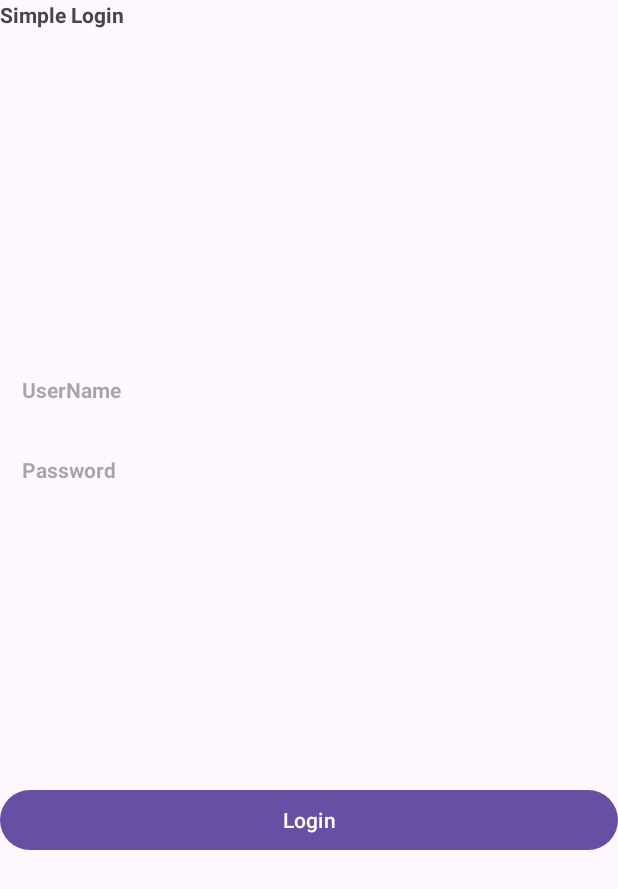
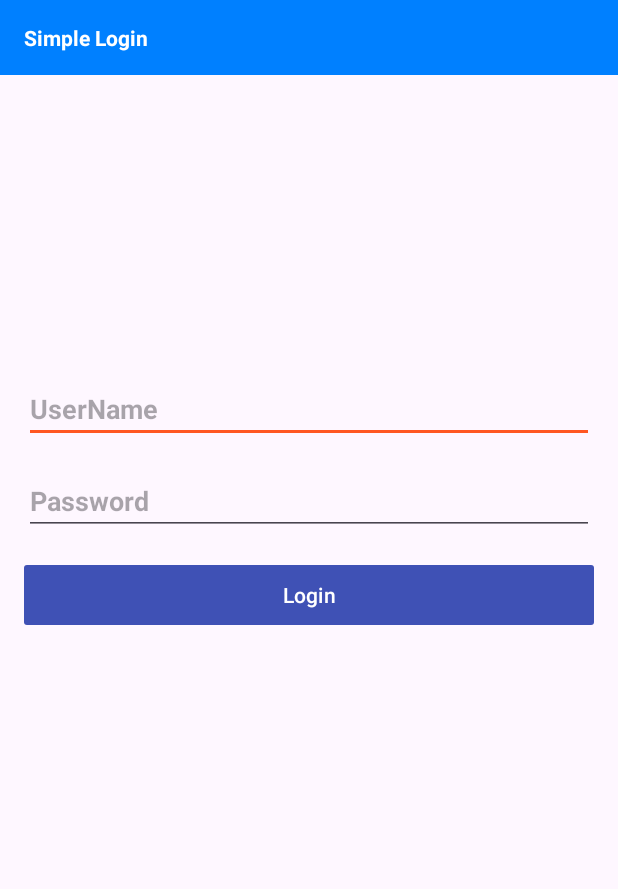
Before and after one commit to asiteymurlu/learn_android, an Android app: the screen it shows after launch (MainActivity), on a phone screen of 412 x 824 dp. Shown: the top 889 px of the screen. Run offline under Robolectric (Android 15) with nearby library versions, the phone set to English and light mode, and no system bars.

Commit message:
Android.learning

```diff
--- a/app/src/main/AndroidManifest.xml
+++ b/app/src/main/AndroidManifest.xml
@@ -24,6 +24,10 @@
             </intent-filter>
         </activity>
 
+        <activity android:name=".HomeActivity">
+
+        </activity>
+
 
     </application>
 
--- a/app/src/main/java/com/example/firstapp/MainActivity.kt
+++ b/app/src/main/java/com/example/firstapp/MainActivity.kt
@@ -1,20 +1,26 @@
 package com.example.firstapp
 
 import android.annotation.SuppressLint
+import android.content.Intent
 import android.os.Bundle
 import android.widget.Button
+import android.widget.EditText
 import android.widget.TextView
+import android.widget.Toast
 import androidx.activity.enableEdgeToEdge
 import androidx.appcompat.app.AppCompatActivity
 import androidx.core.view.ViewCompat
 import androidx.core.view.WindowInsetsCompat
+import com.google.android.material.button.MaterialButton
 
 class MainActivity : AppCompatActivity() {
 
     var simpleLogin: TextView? = null
-    var password : TextView? = null
-    var username: TextView? = null
-    var login: Button? = null
+    var etPassword : EditText? = null
+    var etUsername: EditText? = null
+    var login: MaterialButton? = null
+
+
     @SuppressLint("MissingInflatedId")
     override fun onCreate(savedInstanceState: Bundle?) {
         super.onCreate(savedInstanceState)
@@ -27,16 +33,33 @@ class MainActivity : AppCompatActivity() {
         setContentView(R.layout.simple_login)
 
         //initiALIZE
-        password = findViewById(R.id.password)
-        username= findViewById(R.id.username)
-        username= findViewById(R.id.login)
+        etPassword = findViewById(R.id.password)
+        etUsername= findViewById(R.id.username)
+        login = findViewById(R.id.login)
         simpleLogin = findViewById(R.id.simple_login)
 
 
+        login?.setOnClickListener {
+            login()
+        }
+
+    }
 
 
+    fun login (){
 
+        val username = etUsername!!.text.toString()
+        val password = etPassword!!.text.toString()
 
+        if (username.isEmpty() || password.isEmpty()) {
+            Toast.makeText(this, "Istifadeci adi ve ya sifre daxil edilmeyib", Toast.LENGTH_SHORT).show()
+        } else if (username == "asiman" && password == "123") {
+
+            val intent = Intent(this, HomeActivity::class.java)
+            intent.putExtra("name", username)
+            startActivity(intent)
+        }
 
     }
+
 }
--- a/app/src/main/res/layout/simple_login.xml
+++ b/app/src/main/res/layout/simple_login.xml
@@ -7,42 +7,51 @@
     android:layout_height="match_parent"
     android:orientation="vertical"
     tools:context=".MainActivity">
+
     <TextView
         android:id="@+id/simple_login"
         android:layout_width="match_parent"
         android:layout_height="50dp"
-        android:layout_gravity="center"
-        android:layout_marginTop="0dp"
+        android:gravity="center|start"
+        android:paddingLeft="16dp"
         android:text="@string/simple_login"
-        android:textStyle="bold" />
+        android:textStyle="bold"
+        android:textColor="@color/white"
+        android:background="@color/blue"/>
 
-    <TextView
+    <EditText
         android:id="@+id/username"
         android:layout_width="match_parent"
         android:layout_height="wrap_content"
         android:layout_gravity="center"
         android:layout_marginTop="200dp"
-        android:layout_marginStart="10dp"
+        android:layout_marginStart="16dp"
+        android:layout_marginEnd="16dp"
         android:hint="@string/username"
         android:textStyle="bold" />
 
 
-    <TextView
+    <EditText
         android:id="@+id/password"
         android:layout_width="match_parent"
         android:layout_height="wrap_content"
         android:layout_gravity="center"
-        android:layout_marginTop="34dp"
-        android:layout_marginStart="10dp"
+        android:layout_marginTop="16dp"
+        android:inputType="textPassword"
+        android:layout_marginStart="16dp"
+        android:layout_marginEnd="16dp"
         android:hint="@string/password"
         android:textStyle="bold" />
 
-    <Button
+    <com.google.android.material.button.MaterialButton
         android:id="@+id/login"
         android:layout_width="match_parent"
         android:layout_height="wrap_content"
         android:layout_gravity="center"
-        android:layout_marginTop="200dp"
+        app:cornerRadius="2dp"
+        android:layout_marginEnd="16dp"
+        android:layout_marginStart="16dp"
+        android:layout_marginTop="16dp"
         android:text="@string/login" />
 
 </LinearLayout>
--- a/app/src/main/res/values/colors.xml
+++ b/app/src/main/res/values/colors.xml
@@ -2,4 +2,9 @@
 <resources>
     <color name="black">#FF000000</color>
     <color name="white">#FFFFFFFF</color>
+    <color name="blue">#0080FF</color>
+
+    <color name="primary">#3F51B5</color>
+    <color name="secondary">#FF5722</color>
+
 </resources>
--- a/app/src/main/res/values/themes.xml
+++ b/app/src/main/res/values/themes.xml
@@ -3,6 +3,8 @@
     <style name="Base.Theme.FirstApp" parent="Theme.Material3.DayNight.NoActionBar">
         <!-- Customize your light theme here. -->
         <!-- <item name="colorPrimary">@color/my_light_primary</item> -->
+        <item name="colorPrimary">@color/primary</item>
+        <item name="colorAccent">@color/secondary</item>
     </style>
 
     <style name="Theme.FirstApp" parent="Base.Theme.FirstApp" />
```
Also changed, not shown: app/src/main/java/com/example/firstapp/HomeActivity.kt (added, +41 -0 lines), app/src/main/res/layout/activity_home.xml (added, +25 -0 lines).
